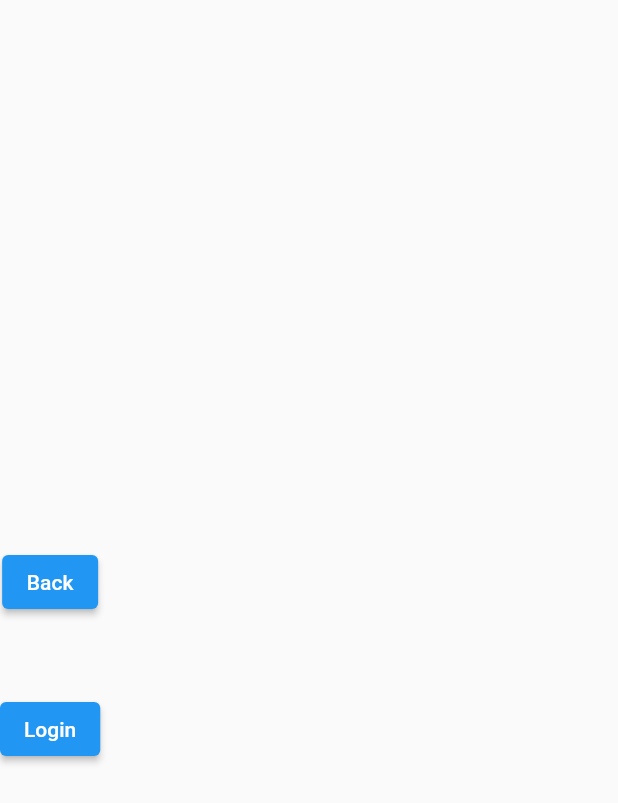
After one commit to tamvu07/flutter_BloC, a Flutter app: the screen it shows after launch, after a tap on "Go Screen Login", on a phone screen of 412 x 824 dp. The commit adds this screen. Shown: the top 803 px of the screen. Run offline on Flutter 3.47's test engine with Material 2 defaults, Android fonts, the light colour scheme and no system bars; our stand-ins replace bloc, chopper, flutter_bloc; accounts and stored records are empty; generated files the repository leaves out were written again.

Commit message:
*Update code

```diff
--- /dev/null
+++ b/demo_bloc_call_api/lib/features/login/bloc/login_bloc.dart
@@ -0,0 +1,37 @@
+
+
+import 'dart:async';
+
+import 'package:bloc/bloc.dart';
+
+import '../auth/auth_service.dart';
+import '../auth/viewmodel/loginInPutModel.dart';
+import 'login_event.dart';
+import 'login_state.dart';
+
+class LoginBloc extends Bloc<LoginEvent, LoginState> {
+
+  final AuthService authService = AuthService.create();
+
+  LoginBloc() : super(InitLoginState()) {
+    on<StartLoginEvent>(startLogin);
+  }
+
+  FutureOr<void> startLogin(
+      StartLoginEvent event, Emitter<LoginState> emit) async {
+
+    final loginInPut = LoginInPutModel(username: "user@yahoo.com", password: "12345612", deviceToken: "", deviceType: 3);
+
+    emit(LoadingLoginState());
+
+    final response = await authService.login(loginInPut);
+    if (response.isSuccessful) {
+      print("a123 success nha");
+      emit(SuccessLoginState());
+    } else {
+      print("a123 error nha");
+      emit(ErrorLoginState());
+    }
+  }
+
+}
--- /dev/null
+++ b/demo_bloc_call_api/lib/features/login/bloc/login_event.dart
@@ -0,0 +1,8 @@
+
+import 'package:flutter/cupertino.dart';
+
+@immutable
+abstract class LoginEvent {}
+
+
+class StartLoginEvent extends LoginEvent{}
--- /dev/null
+++ b/demo_bloc_call_api/lib/features/login/bloc/login_provider.dart
@@ -0,0 +1,19 @@
+
+
+
+import 'package:demo_bloc_call_api/features/login/bloc/login_bloc.dart';
+import 'package:flutter/cupertino.dart';
+import 'package:flutter_bloc/flutter_bloc.dart';
+
+class LoginProvider extends StatelessWidget {
+  final Widget child;
+  const LoginProvider({super.key, required this.child});
+
+  @override
+  Widget build(BuildContext context) {
+    return BlocProvider<LoginBloc>(
+      create: (BuildContext context) => LoginBloc(),
+      child: child,
+    );
+  }
+}
--- /dev/null
+++ b/demo_bloc_call_api/lib/features/login/bloc/login_state.dart
@@ -0,0 +1,16 @@
+
+
+import 'package:flutter/cupertino.dart';
+
+@immutable
+abstract class LoginState {}
+
+class InitLoginState extends LoginState {}
+
+class StartLoginState extends LoginState {}
+
+class LoadingLoginState extends LoginState {}
+
+class SuccessLoginState extends LoginState {}
+
+class ErrorLoginState extends LoginState {}
--- a/demo_bloc_call_api/lib/features/login/loginScreen.dart
+++ b/demo_bloc_call_api/lib/features/login/loginScreen.dart
@@ -1,9 +1,15 @@
 import 'package:demo_bloc_call_api/features/login/auth/model_converter.dart';
+import 'package:demo_bloc_call_api/features/login/bloc/login_bloc.dart';
+import 'package:demo_bloc_call_api/features/login/bloc/login_event.dart';
+import 'package:demo_bloc_call_api/features/login/bloc/login_state.dart';
 import 'package:flutter/cupertino.dart';
 import 'package:flutter/material.dart';
 import 'package:demo_bloc_call_api/features/login/auth/viewmodel/loginInPutModel.dart';
+import 'package:flutter_bloc/flutter_bloc.dart';
 import 'auth/auth_service.dart';
 import 'package:demo_bloc_call_api/features/login/auth/viewmodel/LoginOutPutModel.dart';
+
+import 'bloc/login_provider.dart';
 
 class LoginScreen extends StatefulWidget {
   const LoginScreen({super.key});
@@ -13,20 +19,39 @@ class LoginScreen extends StatefulWidget {
 }
 
 class _LoginScreenState extends State<LoginScreen> {
-
-  final AuthService authService = AuthService.create();
-
   @override
   Widget build(BuildContext context) {
-    return Scaffold(
-      body: Column(
+    return LoginProvider(
+        child: Scaffold(
+          body: BlocConsumer<LoginBloc, LoginState>(
+              listener: (context, state) {
+
+              },
+              builder: ((context, loginBloc){
+                switch (loginBloc.runtimeType) {
+                  case LoadingLoginState:
+                    return const Center(
+                      child: CircularProgressIndicator(),
+                    );
+                  case SuccessLoginState:
+                    return const Center (
+                      child: Text("Login Success ...."),
+                    );
+                  case ErrorLoginState:
+                    return const Center (
+                      child: Text("Login Error ...."),
+                    );
+                }
+                return Column(
                   mainAxisAlignment: MainAxisAlignment.center,
                   children: [
                     SizedBox(height: 50),
                     _customButton(() => _actionBack(context), "Back"),
                     SizedBox(height: 50),
-          _customButton(() => _actionLogin(context, authService), "Login"),
+                    _customButton(() => _actionLogin(context), "Login"),
                   ],
+                );
+              })),
         ),
     );
   }
@@ -39,15 +64,7 @@ class _LoginScreenState extends State<LoginScreen> {
     Navigator.pop(context);
   }
 
-  Future<void> _actionLogin(BuildContext context, AuthService auth) async {
-    final loginInPut = LoginInPutModel(username: "user@yahoo.com", password: "12345612", deviceToken: "", deviceType: 3);
-    final response = await auth.login(loginInPut);
-    if (response.isSuccessful) {
-      final data = (response.body as Success).value as LoginOutPutModel;
-      var token = data.token;
-      print("a123 success nha token is : $token");
-    } else {
-      print("a123 error nha");
+  _actionLogin(BuildContext context) {
+    context.read<LoginBloc>().add(StartLoginEvent());
   }
 }
-}
```
Lines whose indentation alone changed are shown as unchanged.
